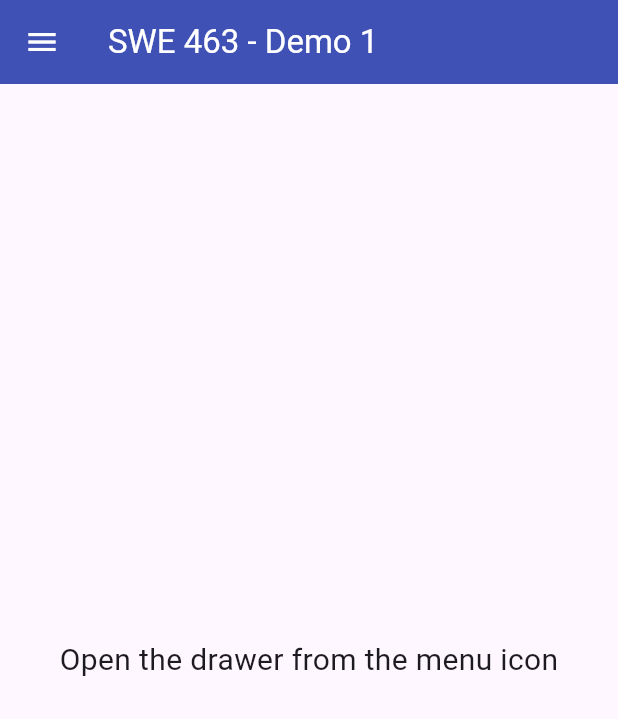
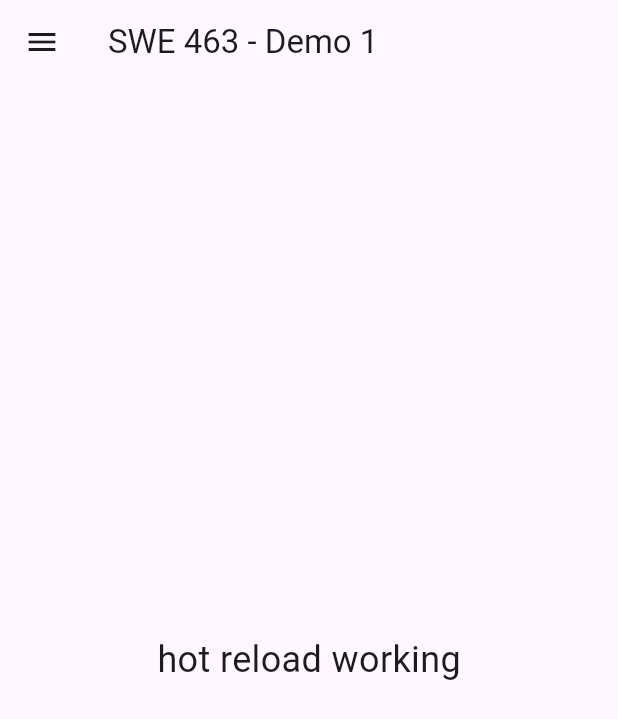
Before and after one commit to Nour-AlSulais/swe463_demo1_202271740, a Flutter app: the screen it shows after launch, on a phone screen of 412 x 824 dp. Shown: the top 719 px of the screen. Run offline on Flutter 3.47's test engine with Material 3 defaults, Android fonts, the phone set to English and light mode, and no system bars.

Commit message:
CHECKPOINT4

```diff
--- a/lib/main.dart
+++ b/lib/main.dart
@@ -30,39 +30,75 @@
 // }
 
 // ==================== CHECKPOINT 3 - COMMENTED ====================
+// import 'package:flutter/material.dart';
+
+// void main() {
+//   runApp(
+//     MaterialApp(
+//       debugShowCheckedModeBanner: false,
+//       home: Scaffold(
+//         appBar: AppBar(
+//           title: const Text('SWE 463 - Demo 1'),
+//           backgroundColor: Colors.indigo,
+//           foregroundColor: Colors.white,
+//         ),
+//         drawer: const Drawer(
+//           child: SafeArea(
+//             child: Column(
+//               children: [
+//                 DrawerHeader(
+//                   child: Center(
+//                     child: Text('Demo Menu', style: TextStyle(fontSize: 24)),
+//                   ),
+//                 ),
+//                 ListTile(leading: Icon(Icons.home), title: Text('Home')),
+//               ],
+//             ),
+//           ),
+//         ),
+//         body: const Center(
+//           child: Text(
+//             'Open the drawer from the menu icon',
+//             style: TextStyle(fontSize: 20),
+//           ),
+//         ),
+//       ),
+//     ),
+//   );
+// }
+// ==================== CHECKPOINT 4 - COMMENTED ====================
+
 import 'package:flutter/material.dart';
 
 void main() {
-  runApp(
-    MaterialApp(
+  runApp(const MyApp());
+}
+
+class MyApp extends StatelessWidget {
+  const MyApp({super.key});
+    @override
+  Widget build(BuildContext context) {
+    return MaterialApp(
       debugShowCheckedModeBanner: false,
       home: Scaffold(
         appBar: AppBar(
           title: const Text('SWE 463 - Demo 1'),
-          backgroundColor: Colors.indigo,
-          foregroundColor: Colors.white,
         ),
         drawer: const Drawer(
           child: SafeArea(
-            child: Column(
-              children: [
-                DrawerHeader(
-                  child: Center(
-                    child: Text('Demo Menu', style: TextStyle(fontSize: 24)),
-                  ),
-                ),
-                ListTile(leading: Icon(Icons.home), title: Text('Home')),
-              ],
+            child: ListTile(
+              leading: Icon(Icons.home),
+              title: Text('Home'),
             ),
           ),
         ),
         body: const Center(
           child: Text(
-            'Open the drawer from the menu icon',
-            style: TextStyle(fontSize: 20),
+            'hot reload working',
+            style: TextStyle(fontSize: 24),
           ),
         ),
       ),
-    ),
-  );
+    );
+  }
 }
```
